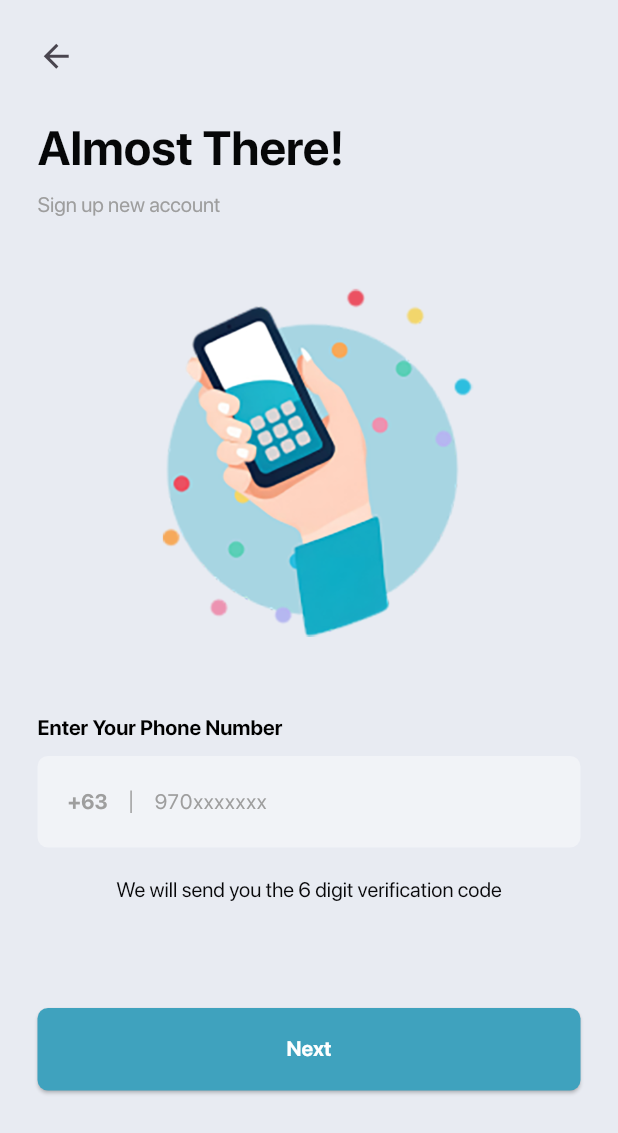
After one commit to Raielaaa/DARA-fleet-management, a Flutter app: the RegisterPhoneNumber screen opened by its route, on a phone screen of 412 x 824 dp. The commit adds this screen. Shown: the top 1133 px of the screen. Run offline on Flutter 3.47's test engine with Material 3 defaults, Android fonts, the phone set to English and light mode, and no system bars; our stand-ins replace video_player; missing offline and left inert: flutter_rounded_date_picker.

Commit message:
v1.6 added enter phone number page

```diff
--- a/lib/main.dart
+++ b/lib/main.dart
@@ -2,6 +2,7 @@ import 'package:dara_app/view/pages/account/account_opening.dart';
 import 'package:dara_app/view/pages/account/login/login.dart';
 import 'package:dara_app/view/pages/account/register/register.dart';
 import 'package:dara_app/view/pages/account/register/register_email_pass.dart';
+import 'package:dara_app/view/pages/account/register/register_phone_number.dart';
 import 'package:dara_app/view/pages/carousel/widgets/page_1.dart';
 import 'package:dara_app/view/pages/carousel/widgets/page_2.dart';
 import 'package:dara_app/view/pages/carousel/widgets/page_3.dart';
@@ -41,6 +42,7 @@ class MyApp extends StatelessWidget {
           "register_main": (context) => const Register(),
           "register_name_birthday": (context) => const Register(),
           "register_email_pass": (context) => const RegisterEmailPass(),
+          "register_phone_number": (context) => const RegisterPhoneNumber(),
 
           //  Login main
           "login_main": (context) => const LoginMain()
--- /dev/null
+++ b/lib/view/pages/account/register/register_phone_number.dart
@@ -0,0 +1,148 @@
+import "package:dara_app/view/shared/colors.dart";
+import "package:dara_app/view/shared/components.dart";
+import "package:dara_app/view/shared/strings.dart";
+import "package:flutter/material.dart";
+import "package:flutter/widgets.dart";
+
+class RegisterPhoneNumber extends StatefulWidget {
+  const RegisterPhoneNumber({super.key});
+
+  @override
+  State<RegisterPhoneNumber> createState() => _RegisterPhoneNumberState();
+}
+
+class _RegisterPhoneNumberState extends State<RegisterPhoneNumber> {
+  @override
+  Widget build(BuildContext context) {
+    return Material(
+      child: Container(
+        padding: const EdgeInsets.all(25),
+        color: Color(int.parse(ProjectColors.mainColorBackground.substring(2), radix: 16)),
+        child: ListView(
+          children: [
+            Container(
+              //  Back button
+              alignment: Alignment.centerLeft,
+              child: IconButton(
+                onPressed: () {
+                  Navigator.pushNamed(context, "register_email_pass");
+                },
+                icon: const Icon(Icons.arrow_back),
+                iconSize: 25.0, // desired size
+                padding: EdgeInsets.zero,
+                constraints: const BoxConstraints(), // override default min size of 48px
+                style: const ButtonStyle(
+                  tapTargetSize: MaterialTapTargetSize.shrinkWrap,
+                ),
+              ),
+            ),
+
+            //  Text header
+            const SizedBox(height: 30),
+            CustomComponents.displayText(
+              ProjectStrings.account_register_ep_header,
+              fontWeight: FontWeight.bold,
+              fontSize: 32,
+              color: Color(int.parse(ProjectColors.blackHeader.substring(2), radix: 16)),
+            ),
+
+            //  Text subheader
+            const SizedBox(height: 10),
+            CustomComponents.displayText(
+              ProjectStrings.account_register_ep_subheader,
+              fontSize: 14,
+              color: Colors.grey
+            ),
+
+            //  Image display
+            Padding(
+              padding: const EdgeInsets.symmetric(horizontal: 30),
+              child: Image.asset("lib/assets/pictures/phone_1.png"),
+            ),
+
+            //  Text - Enter phone number
+            const SizedBox(height: 30),
+            CustomComponents.displayText(
+              ProjectStrings.register_phone_number_enter_number,
+              fontWeight: FontWeight.bold,
+              fontSize: 14
+            ),
+
+            //  Text - phone number textfield
+            const SizedBox(height: 10),
+            Container(
+              decoration: BoxDecoration(
+                color: Colors.white38,
+                borderRadius: BorderRadius.circular(7)
+              ),
+              child: Padding(
+                padding: const EdgeInsets.symmetric(horizontal: 20, vertical: 10),
+                child: Row(
+                  children: [
+                    //  Text - 63
+                    CustomComponents.displayText(
+                      ProjectStrings.register_phone_number_63,
+                      fontWeight: FontWeight.bold,
+                      fontSize: 14,
+                      color: Colors.grey
+                    ),
+
+                    //  Vertical divider
+                    const SizedBox(width: 15),
+                    Container(
+                      height: 15,
+                      width: 1,
+                      color: Colors.grey,
+                    ),
+                    const SizedBox(width: 15),
+
+                    //  Textfield - phone number input
+                    Expanded(
+                      child: Padding(
+                        padding: const EdgeInsets.symmetric(vertical: 10),
+                        child: TextField(
+                          style: TextStyle(
+                            fontSize: 14,
+                            fontFamily: ProjectStrings.general_font_family,
+                            color: Color(int.parse(ProjectColors.blackBody.substring(2), radix: 16))
+                          ),
+                          keyboardType: TextInputType.phone,
+                          decoration: InputDecoration.collapsed(
+                            hintText: ProjectStrings.register_phone_number_label_hint,
+                            hintStyle: const TextStyle(
+                              fontFamily: ProjectStrings.general_font_family,
+                              fontSize: 14,
+                              color: Colors.grey
+                            )
+                          ),
+                        ),
+                      ),
+                    )
+                  ],
+                ),
+              ),
+            ),
+
+            //  Display notify to user
+            const SizedBox(height: 20),
+            CustomComponents.displayText(
+              ProjectStrings.register_phone_number_send_verification,
+              textAlign: TextAlign.center,
+              color: Color(int.parse(ProjectColors.blackBody.substring(2), radix: 16))
+            ),
+            const SizedBox(height: 20),
+
+            //  Next Button
+            const SizedBox(height: 50),
+            SizedBox(
+              child: CustomComponents.displayElevatedButton(
+                ProjectStrings.general_next_button,
+                onPressed: () {},
+              ),
+            ),
+          ],
+        ),
+      ),
+    );
+  }
+}
--- a/lib/view/pages/account/register/widgets/terms_and_conditions.dart
+++ b/lib/view/pages/account/register/widgets/terms_and_conditions.dart
@@ -416,7 +416,7 @@ Widget termsAndCondition(BuildContext context) => makeDismissible(
                 CustomComponents.displayElevatedButton(
                   ProjectStrings.terms_and_conditions_accept_button,
                   onPressed: () {
-
+                    Navigator.pushNamed(context, "register_phone_number");
                   }
                 )
               ],
--- a/lib/view/shared/components.dart
+++ b/lib/view/shared/components.dart
@@ -57,6 +57,12 @@ class CustomComponents {
       Color labelColor = Colors.grey,
       bool isIconPresent = false,
       bool isTextHidden = false,
+      InputBorder inputBorder = const OutlineInputBorder(
+        borderRadius: BorderRadius.all(Radius.circular(7)),
+        borderSide: BorderSide(
+          color: Color(0xff3FA2BE)
+        )
+      ),
       Function()? iconPressed
     }
   ) {
@@ -91,12 +97,7 @@ class CustomComponents {
         border: OutlineInputBorder(
           borderRadius: BorderRadius.circular(7)
         ),
-        focusedBorder: const OutlineInputBorder(
-          borderRadius: BorderRadius.all(Radius.circular(7)),
-          borderSide: BorderSide(
-            color: Color(0xff3FA2BE)
-          )
-        ),
+        focusedBorder: inputBorder,
         labelText: label,
         labelStyle: TextStyle(
           fontWeight: FontWeight.normal,
--- a/lib/view/shared/strings.dart
+++ b/lib/view/shared/strings.dart
@@ -103,4 +103,13 @@ class ProjectStrings {
 
   static String terms_and_conditions_accept_button = "Accept";
   static String terms_and_conditions_decline_button = "Decline";
+
+
+  //  Register page - phone number
+  static String register_phone_number_header = "Nearly done!";
+  static String register_phone_number_subheader = "Sign up new account";
+  static String register_phone_number_enter_number = "Enter Your Phone Number";
+  static String register_phone_number_send_verification = "We will send you the 6 digit verification code";
+  static String register_phone_number_63 = "+63";
+  static String register_phone_number_label_hint = "970xxxxxxx";
 }
--- a/pubspec.yaml
+++ b/pubspec.yaml
@@ -72,6 +72,8 @@ flutter:
     - lib/assets/pictures/app_logo_name.png
     - lib/assets/pictures/account_intro.png
     - lib/assets/pictures/google.png
+    - lib/assets/pictures/phone_1.png
+    - lib/assets/pictures/phone_2.png
 
     # - lib/assets/pictures/carousel_image_2.png
     # - lib/assets/pictures/carousel_image_3.png
```
Also changed, not shown: lib/assets/pictures/phone_1.png (added), lib/assets/pictures/phone_2.png (added), lib/view/pages/account/register/register_verify_phone.dart (added).
